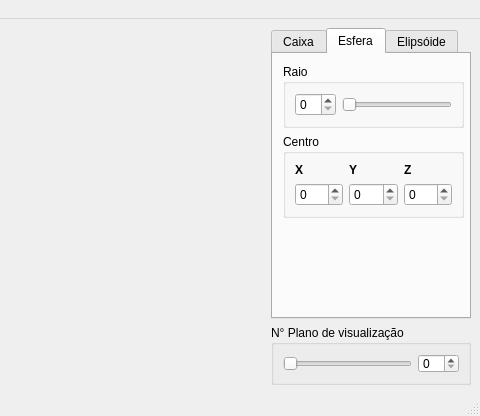
raphaelramosds/sculptor, file source/mainwindow.ui: the form before one commit; both pictures show x 295 to 775 and y 0 to 416 of the 775 by 416 pixel window.
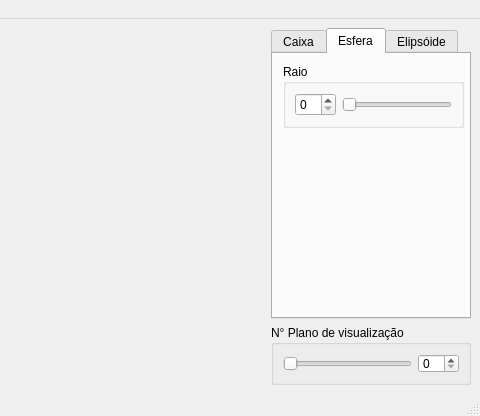
The form after the commit. The open tabs and pages were chosen to show the change. Icons and pictures are not drawn. Custom widgets are drawn as their Qt base class.

```diff
--- a/source/mainwindow.ui
+++ b/source/mainwindow.ui
@@ -243,72 +243,6 @@
              </layout>
             </widget>
            </item>
-           <item>
-            <widget class="QGroupBox" name="groupBox_6">
-             <property name="title">
-              <string>Centro</string>
-             </property>
-             <layout class="QHBoxLayout" name="horizontalLayout_7">
-              <item>
-               <layout class="QVBoxLayout" name="verticalLayout_5">
-                <item>
-                 <widget class="QLabel" name="label">
-                  <property name="font">
-                   <font>
-                    <bold>true</bold>
-                   </font>
-                  </property>
-                  <property name="text">
-                   <string>X</string>
-                  </property>
-                 </widget>
-                </item>
-                <item>
-                 <widget class="QSpinBox" name="spinBox_6"/>
-                </item>
-               </layout>
-              </item>
-              <item>
-               <layout class="QVBoxLayout" name="verticalLayout_6">
-                <item>
-                 <widget class="QLabel" name="label_2">
-                  <property name="font">
-                   <font>
-                    <bold>true</bold>
-                   </font>
-                  </property>
-                  <property name="text">
-                   <string>Y</string>
-                  </property>
-                 </widget>
-                </item>
-                <item>
-                 <widget class="QSpinBox" name="spinBox_8"/>
-                </item>
-               </layout>
-              </item>
-              <item>
-               <layout class="QVBoxLayout" name="verticalLayout_7">
-                <item>
-                 <widget class="QLabel" name="label_3">
-                  <property name="font">
-                   <font>
-                    <bold>true</bold>
-                   </font>
-                  </property>
-                  <property name="text">
-                   <string>Z</string>
-                  </property>
-                 </widget>
-                </item>
-                <item>
-                 <widget class="QSpinBox" name="spinBox_9"/>
-                </item>
-               </layout>
-              </item>
-             </layout>
-            </widget>
-           </item>
            <item>
             <spacer name="verticalSpacer_2">
              <property name="orientation">
```
Left out of the diff: 68 changed lines with no effect on the pictures.
